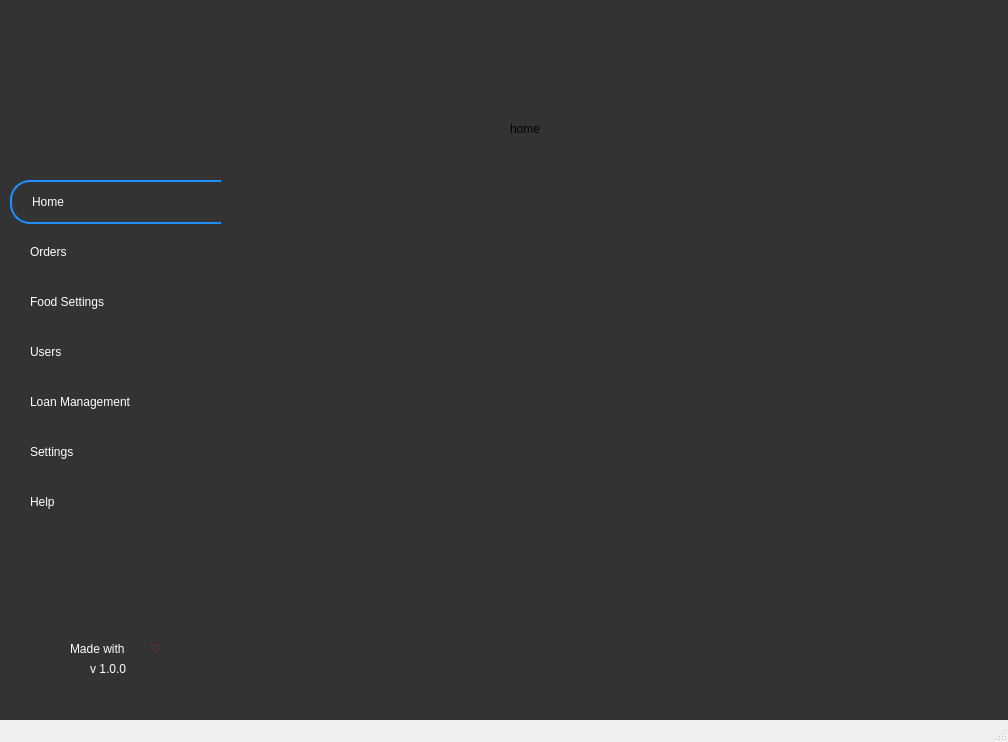
This is home.ui in jibrankhalil-jk/CafeKit as Qt 5 draws it before an edit. The edited form follows.
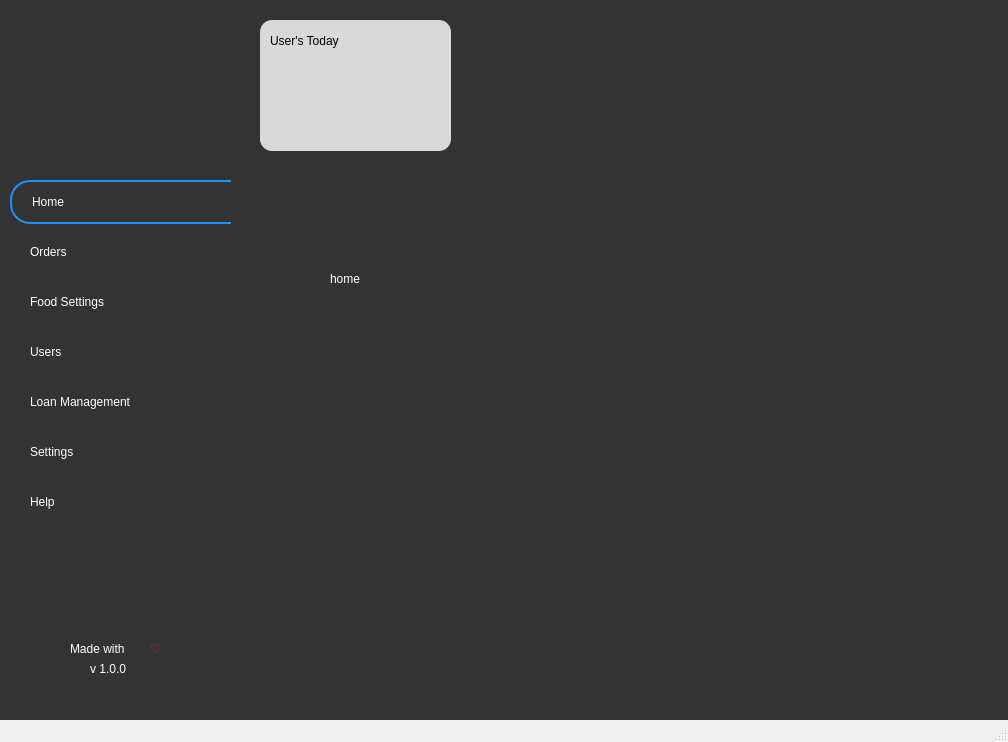
This is the edited form. Icons and pictures are not drawn.

Commit message: home view ui updated

```diff
--- a/home.ui
+++ b/home.ui
@@ -47,9 +47,9 @@
    <widget class="QStackedWidget" name="views">
     <property name="geometry">
      <rect>
-      <x>220</x>
+      <x>230</x>
       <y>0</y>
-      <width>791</width>
+      <width>781</width>
       <height>731</height>
      </rect>
     </property>
@@ -81,16 +81,53 @@
      <widget class="QLabel" name="label_5">
       <property name="geometry">
        <rect>
-        <x>290</x>
-        <y>120</y>
+        <x>100</x>
+        <y>270</y>
         <width>67</width>
         <height>17</height>
        </rect>
       </property>
+      <property name="styleSheet">
+       <string notr="true">color:rgb(255, 255, 255)</string>
+      </property>
       <property name="text">
        <string>home</string>
       </property>
      </widget>
+     <widget class="QWidget" name="userstoday" native="true">
+      <property name="geometry">
+       <rect>
+        <x>30</x>
+        <y>20</y>
+        <width>191</width>
+        <height>131</height>
+       </rect>
+      </property>
+      <property name="styleSheet">
+       <string notr="true">#userstoday{
+   background-color: #D9D9D9;
+	border-radius: 12px;
+	color:white;	
+}</string>
+      </property>
+      <widget class="QLabel" name="label_7">
+       <property name="geometry">
+        <rect>
+         <x>10</x>
+         <y>10</y>
+         <width>91</width>
+         <height>21</height>
+        </rect>
+       </property>
+       <property name="styleSheet">
+        <string notr="true">background-color: #D9D9D9;
+color: rgb(0, 0, 0);</string>
+       </property>
+       <property name="text">
+        <string>User's Today</string>
+       </property>
+      </widget>
+     </widget>
     </widget>
     <widget class="QWidget" name="orderspage">
      <widget class="QLabel" name="label_6">
@@ -118,7 +155,7 @@
      <rect>
       <x>0</x>
       <y>0</y>
-      <width>221</width>
+      <width>231</width>
       <height>741</height>
      </rect>
     </property>
```
The commit also changes 3 other files.
